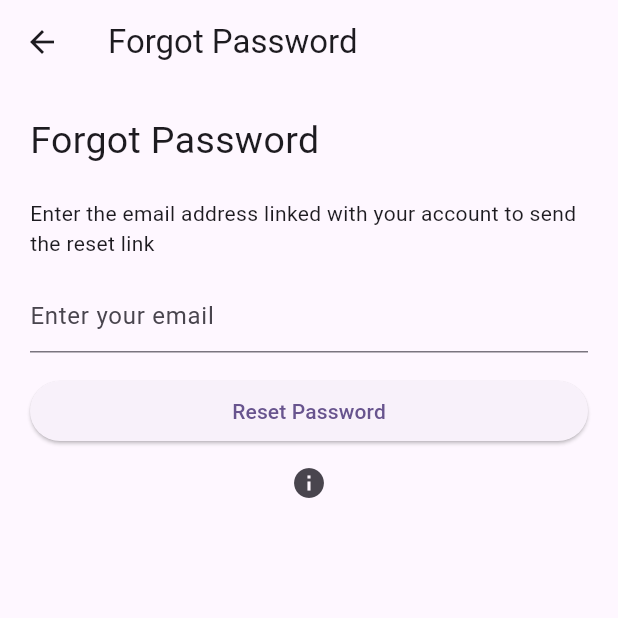
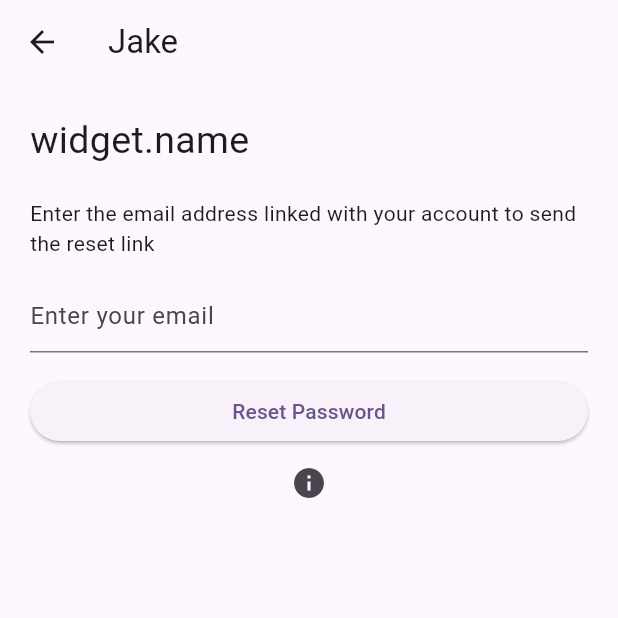
Before and after one commit to sanamdongol/Elective_Application, a Flutter app: the screen it shows after launch, after a tap on "Forgot Password?", on a phone screen of 412 x 824 dp, the top half of it. Run offline on Flutter 3.47's test engine with Material 3 defaults, Android fonts, the phone set to English and light mode, and no system bars; our stand-ins replace google_fonts.

Commit message:
1. Google Fonts 2. Pass data 3. String concat

```diff
--- a/lib/forgot_password.dart
+++ b/lib/forgot_password.dart
@@ -1,6 +1,8 @@
 import 'package:flutter/material.dart';
 
 class ForgotPasswordPage extends StatefulWidget {
+  // String name;
+  //const ForgotPasswordPage({ this.name,super.key});
   const ForgotPasswordPage({super.key});
 
   @override
@@ -12,6 +14,8 @@ class _ForgotPasswordPageState extends State<ForgotPasswordPage> {
 
   @override
   Widget build(BuildContext context) {
+    final data = ModalRoute.of(context)!.settings.arguments as String;
+
     return Scaffold(
       appBar: AppBar(
         leading: IconButton(
@@ -20,7 +24,7 @@ class _ForgotPasswordPageState extends State<ForgotPasswordPage> {
           },
           icon: Icon(Icons.arrow_back),
         ),
-        title: Text('Forgot Password'),
+        title: Text(data),
         centerTitle: false,
       ),
       body: Padding(
@@ -29,7 +33,8 @@ class _ForgotPasswordPageState extends State<ForgotPasswordPage> {
           crossAxisAlignment: CrossAxisAlignment.stretch,
           children: [
             Text(
-              'Forgot Password',
+              // 'Hi ${data}, change your password here',
+              "widget.name",
               style: TextStyle(fontSize: 25.0),
             ),
             SizedBox(height: 20.0),
--- a/lib/main.dart
+++ b/lib/main.dart
@@ -2,6 +2,7 @@ import 'package:elective_app/dashboard.dart';
 import 'package:elective_app/forgot_password.dart';
 import 'package:flutter/gestures.dart';
 import 'package:flutter/material.dart';
+import 'package:google_fonts/google_fonts.dart';
 
 import 'register_page.dart';
 
@@ -19,23 +20,14 @@ class MyApp extends StatelessWidget {
     return MaterialApp(
       title: 'Flutter Demo',
       theme: ThemeData(
-        // This is the theme of your application.
-        //
-        // TRY THIS: Try running your application with "flutter run". You'll see
-        // the application has a purple toolbar. Then, without quitting the app,
-        // try changing the seedColor in the colorScheme below to Colors.green
-        // and then invoke "hot reload" (save your changes or press the "hot
-        // reload" button in a Flutter-supported IDE, or press "r" if you used
-        // the command line to start the app).
-        //
-        // Notice that the counter didn't reset back to zero; the application
-        // state is not lost during the reload. To reset the state, use hot
-        // restart instead.
-        //
-        // This works for code too, not just values: Most code changes can be
-        // tested with just a hot reload.
         colorScheme: ColorScheme.fromSeed(seedColor: Colors.deepPurple),
         useMaterial3: true,
+        textTheme: TextTheme(
+          displayLarge: TextStyle(fontSize: 30),
+          displaySmall: const TextStyle(fontSize: 60, color: Colors.green),
+          bodySmall: GoogleFonts.pacifico(),
+          titleMedium: GoogleFonts.poppins(),
+        ),
       ),
       home: const MyHomePage(title: 'Flutter Demo Home Page'),
     );
@@ -44,15 +36,6 @@ class MyApp extends StatelessWidget {
 
 class MyHomePage extends StatefulWidget {
   const MyHomePage({super.key, required this.title});
-
-  // This widget is the home page of your application. It is stateful, meaning
-  // that it has a State object (defined below) that contains fields that affect
-  // how it looks.
-
-  // This class is the configuration for the state. It holds the values (in this
-  // case the title) provided by the parent (in this case the App widget) and
-  // used by the build method of the State. Fields in a Widget subclass are
-  // always marked "final".
 
   final String title;
 
@@ -77,17 +60,25 @@ class _MyHomePageState extends State<MyHomePage> {
         child: Column(
           crossAxisAlignment: CrossAxisAlignment.stretch,
           children: [
-            const Text(
+            // const Text(
+            //   "Welcome back.\nYou've been missed",
+            //   style: TextStyle(fontSize: 20.0, fontWeight: FontWeight.bold),
+            // ),
+            Text(
               "Welcome back.\nYou've been missed",
-              style: TextStyle(fontSize: 20.0, fontWeight: FontWeight.bold),
+              style: Theme.of(context)
+                  .textTheme
+                  .titleMedium!
+                  .copyWith(fontSize: 40),
             ),
-            const Padding(
+            Padding(
               padding: EdgeInsets.only(top: 50.0),
               child: Center(
-                child: Text(
-                  "Code Technologies",
-                  style: TextStyle(fontSize: 20.0, fontWeight: FontWeight.bold),
-                ),
+                child: Text("Code Technologies",
+                    style: Theme.of(context)
+                        .textTheme
+                        .displaySmall!
+                        .copyWith(color: Colors.red)),
               ),
             ),
             const TextField(
@@ -111,13 +102,15 @@ class _MyHomePageState extends State<MyHomePage> {
                   Navigator.push(
                     context,
                     MaterialPageRoute(
-                      builder: (context) => ForgotPasswordPage(),
+                      builder: (context) =>
+                        //  ForgotPasswordPage(name: "Hello password birsyo"),
+                        ForgotPasswordPage(),
+                        settings: RouteSettings(arguments: "Jake"),
                     ),
                   );
                 },
               ),
             ),
-
             Row(
               children: [
                 Checkbox(
@@ -189,7 +182,9 @@ class _MyHomePageState extends State<MyHomePage> {
                   Navigator.push(
                     context,
                     MaterialPageRoute(
-                      builder: (context) => DashboardPage(),
+                      builder: (context) => DashboardPage(
+                        name: 'Jake',
+                      ),
                     ),
                   );
                 }
--- a/pubspec.yaml
+++ b/pubspec.yaml
@@ -35,6 +35,8 @@ dependencies:
   # The following adds the Cupertino Icons font to your application.
   # Use with the CupertinoIcons class for iOS style icons.
   cupertino_icons: ^1.0.6
+  google_fonts: ^6.2.1
+
 
 dev_dependencies:
   flutter_test:
```
Also changed, not shown: lib/dashboard.dart (+13 -12 lines), lib/home.dart (+6 -2 lines), pubspec.lock, 7 other files.
